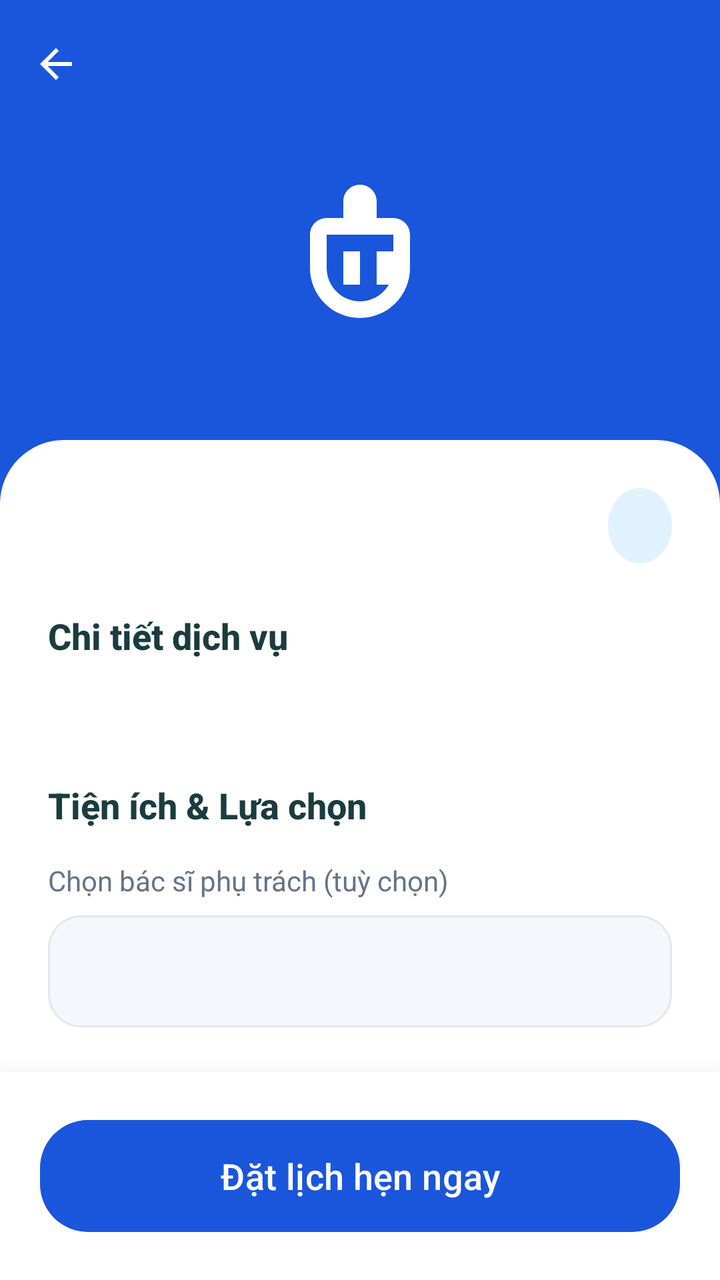
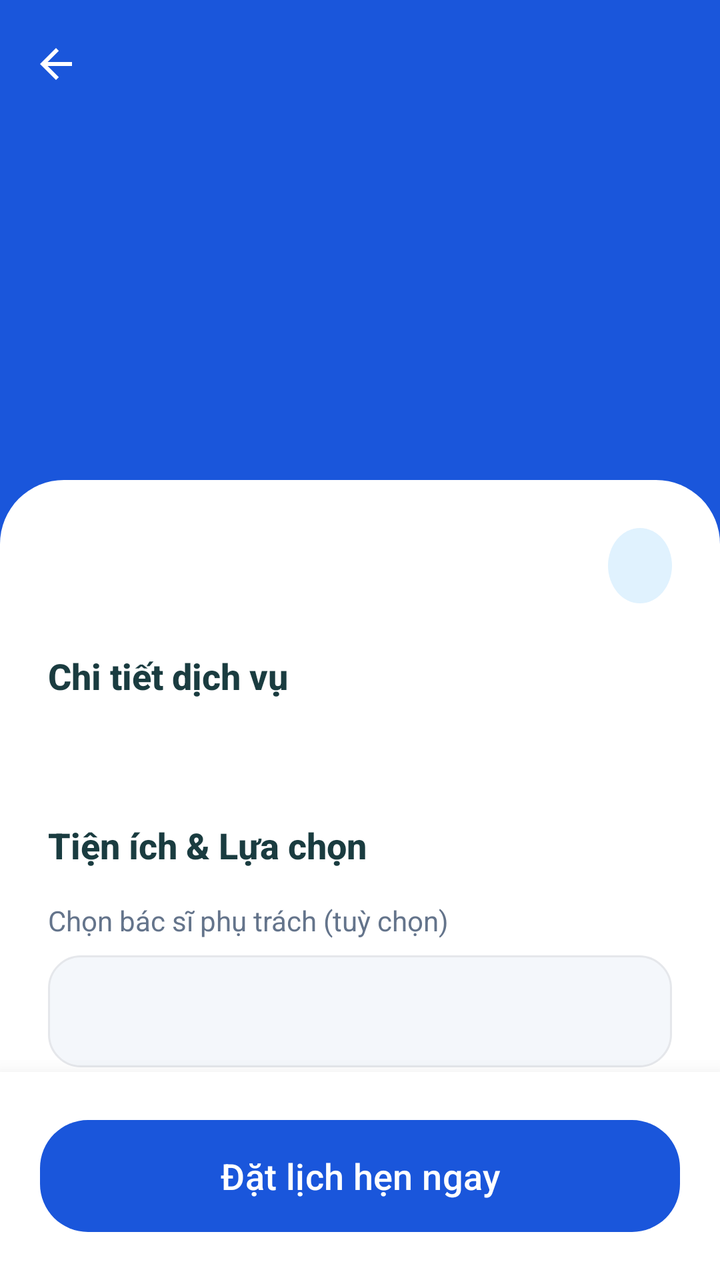

Two renders of the same Android screen: before a commit and after it. Below are the layout's source before the change and the commit's diff.
<!-- AndroidManifest.xml: application theme Theme.Mobile_android -->
<!-- res/layout/activity_service_detail.xml -->
<?xml version="1.0" encoding="utf-8"?>
<androidx.coordinatorlayout.widget.CoordinatorLayout xmlns:android="http://schemas.android.com/apk/res/android"
    xmlns:app="http://schemas.android.com/apk/res-auto"
    android:layout_width="match_parent"
    android:layout_height="match_parent"
    android:background="#F4F7FB">

    
    <LinearLayout
        android:layout_width="match_parent"
        android:layout_height="300dp"
        android:background="@color/primary_trust_blue"
        android:orientation="vertical">

        <com.google.android.material.appbar.MaterialToolbar
            android:id="@+id/toolbar"
            android:layout_width="match_parent"
            android:layout_height="?attr/actionBarSize"
            android:background="@android:color/transparent"
            app:titleCentered="true"
            app:titleTextColor="@color/white"
            app:navigationIcon="@drawable/ic_arrow_back"
            app:navigationIconTint="@color/white" />

        <ImageView
            android:layout_width="100dp"
            android:layout_height="100dp"
            android:layout_gravity="center"
            android:layout_marginTop="20dp"
            android:src="@drawable/ic_tooth"
            app:tint="@color/white" />
            
    </LinearLayout>

    <androidx.core.widget.NestedScrollView
        android:layout_width="match_parent"
        android:layout_height="match_parent"
        android:layout_marginTop="220dp"
        android:fillViewport="true">

        <LinearLayout
            android:layout_width="match_parent"
            android:layout_height="wrap_content"
            android:orientation="vertical"
            android:background="@drawable/bg_bottom_sheet_rounded"
            android:padding="24dp">
            
            <LinearLayout
                android:layout_width="match_parent"
                android:layout_height="wrap_content"
                android:orientation="horizontal"
                android:gravity="center_vertical"
                android:layout_marginBottom="24dp">
                
                <TextView
                    android:id="@+id/tvServiceName"
                    android:layout_width="0dp"
                    android:layout_weight="1"
                    android:layout_height="wrap_content"
                    android:textSize="24sp"
                    android:textStyle="bold"
                    android:fontFamily="sans-serif-medium"
                    android:textColor="@color/text_primary" />

                <RelativeLayout
                    android:layout_width="wrap_content"
                    android:layout_height="wrap_content"
                    android:background="@drawable/bg_circle_soft_blue"
                    android:paddingHorizontal="16dp"
                    android:paddingVertical="8dp">

                    <TextView
                        android:id="@+id/tvServicePrice"
                        android:layout_width="wrap_content"
                        android:layout_height="wrap_content"
                        android:textSize="16sp"
                        android:textColor="@color/primary_trust_blue"
                        android:textStyle="bold" />
                </RelativeLayout>
            </LinearLayout>

            <TextView
                android:layout_width="match_parent"
                android:layout_height="wrap_content"
                android:text="Chi tiết dịch vụ"
                android:textSize="18sp"
                android:textStyle="bold"
                android:fontFamily="sans-serif-medium"
                android:textColor="@color/text_primary"
                android:layout_marginBottom="8dp" />

            <TextView
                android:id="@+id/tvServiceDesc"
                android:layout_width="match_parent"
                android:layout_height="wrap_content"
                android:lineSpacingExtra="6dp"
                android:textSize="15sp"
                android:textColor="@color/text_secondary"
                android:layout_marginBottom="32dp" />

            <TextView
                android:layout_width="match_parent"
                android:layout_height="wrap_content"
                android:text="Tiện ích &amp; Lựa chọn"
                android:textSize="18sp"
                android:textStyle="bold"
                android:fontFamily="sans-serif-medium"
                android:textColor="@color/text_primary"
                android:layout_marginBottom="16dp" />
                
            <TextView
                android:layout_width="match_parent"
                android:layout_height="wrap_content"
                android:text="Chọn bác sĩ phụ trách (tuỳ chọn)"
                android:textSize="14sp"
                android:textColor="@color/text_secondary"
                android:layout_marginBottom="8dp" />

            <RelativeLayout
                android:layout_width="match_parent"
                android:layout_height="56dp"
                android:background="@drawable/bg_spinner_modern"
                android:paddingHorizontal="16dp"
                android:layout_marginBottom="24dp">

                <Spinner
                    android:id="@+id/spinnerDoctors"
                    android:layout_width="match_parent"
                    android:layout_height="match_parent"
                    android:background="@null" />
            </RelativeLayout>

            
            <TextView
                android:layout_width="match_parent"
                android:layout_height="wrap_content"
                android:text="Chọn ngày &amp; giờ khám"
                android:textSize="14sp"
                android:textColor="@color/text_secondary"
                android:layout_marginBottom="8dp" />

            <LinearLayout
                android:id="@+id/ll_datetime_picker"
                android:layout_width="match_parent"
                android:layout_height="56dp"
                android:orientation="horizontal"
                android:gravity="center_vertical"
                android:background="@drawable/bg_spinner_modern"
                android:paddingHorizontal="16dp"
                android:layout_marginBottom="120dp"
                android:clickable="true"
                android:focusable="true">

                <ImageView
                    android:layout_width="20dp"
                    android:layout_height="20dp"
                    android:src="@drawable/ic_calendar"
                    app:tint="@color/primary_trust_blue"
                    android:layout_marginEnd="12dp"/>

                <TextView
                    android:id="@+id/tv_datetime_selected"
                    android:layout_width="0dp"
                    android:layout_height="wrap_content"
                    android:layout_weight="1"
                    android:text="Nhấn để chọn ngày &amp; giờ"
                    android:textSize="15sp"
                    android:textColor="@color/text_secondary"/>

                <ImageView
                    android:layout_width="18dp"
                    android:layout_height="18dp"
                    android:src="@android:drawable/ic_menu_agenda"
                    app:tint="#BDBDBD"/>
            </LinearLayout>

        </LinearLayout>
    </androidx.core.widget.NestedScrollView>

    
    <LinearLayout
        android:layout_width="match_parent"
        android:layout_height="wrap_content"
        android:layout_gravity="bottom"
        android:padding="20dp"
        android:background="@color/white"
        android:elevation="16dp">

        <com.google.android.material.button.MaterialButton
            android:id="@+id/btnBook"
            android:layout_width="match_parent"
            android:layout_height="64dp"
            android:text="Đặt lịch hẹn ngay"
            android:textSize="18sp"
            android:textAllCaps="false"
            app:cornerRadius="24dp"
            app:backgroundTint="@color/primary_trust_blue" />
            
    </LinearLayout>

</androidx.coordinatorlayout.widget.CoordinatorLayout>
<!-- resources referenced by this layout -->
<resources>
  <color name="primary_trust_blue">#1A56DB</color>
  <color name="text_primary">#1A3C40</color>
  <color name="text_secondary">#64748B</color>
  <color name="white">#FFFFFFFF</color>
  <!-- drawable bg_bottom_sheet_rounded (drawable) -->
  <?xml version="1.0" encoding="utf-8"?>
  <shape xmlns:android="http://schemas.android.com/apk/res/android"
      android:shape="rectangle">
      <solid android:color="@color/white" />
      <corners
          android:topLeftRadius="32dp"
          android:topRightRadius="32dp" />
  </shape>
  <!-- drawable bg_circle_soft_blue (drawable) -->
  <?xml version="1.0" encoding="utf-8"?>
  <shape xmlns:android="http://schemas.android.com/apk/res/android"
      android:shape="oval">
      <solid android:color="#E0F2FE" />
  </shape>
  <!-- drawable bg_spinner_modern (drawable) -->
  <?xml version="1.0" encoding="utf-8"?>
  <shape xmlns:android="http://schemas.android.com/apk/res/android"
      android:shape="rectangle">
      <solid android:color="#F4F7FB" />
      <corners android:radius="16dp" />
      <stroke android:width="1dp" android:color="#E5E7EB" />
  </shape>
  <!-- drawable ic_arrow_back (drawable) -->
  <vector xmlns:android="http://schemas.android.com/apk/res/android"
      android:width="24dp"
      android:height="24dp"
      android:viewportWidth="24"
      android:viewportHeight="24"
      android:tint="?attr/colorOnSurface">
    <path
        android:fillColor="@android:color/white"
        android:pathData="M20,11H7.83l5.59,-5.59L12,4l-8,8 8,8 1.41,-1.41L7.83,13H20v-2z"/>
  </vector>
  <!-- drawable ic_calendar (drawable) -->
  <vector xmlns:android="http://schemas.android.com/apk/res/android"
      android:width="24dp"
      android:height="24dp"
      android:viewportWidth="24"
      android:viewportHeight="24">
      <path
          android:fillColor="#5C6BC0"
          android:pathData="M19,3h-1L18,1h-2v2L8,3L8,1L6,1v2L5,3c-1.11,0 -1.99,0.9 -1.99,2L3,19c0,1.1 0.89,2 2,2h14c1.1,0 2,-0.9 2,-2L21,5c0,-1.1 -0.9,-2 -2,-2zM19,19L5,19L5,8h14v11zM7,10h5v5L7,15z"/>
  </vector>
  <!-- drawable ic_tooth (drawable) -->
  <?xml version="1.0" encoding="utf-8"?>
  <vector xmlns:android="http://schemas.android.com/apk/res/android"
      android:width="24dp"
      android:height="24dp"
      android:viewportWidth="24"
      android:viewportHeight="24">
      <path
          android:fillColor="@android:color/black"
          android:pathData="M12,2C10.9,2 10,2.9 10,4V6C10,7.1 10.9,8 12,8C13.1,8 14,7.1 14,6V4C14,2.9 13.1,2 12,2ZM8,6C6.9,6 6,6.9 6,8V12C6,15.3 8.7,18 12,18C15.3,18 18,15.3 18,12V8C18,6.9 17.1,6 16,6H8ZM8,8H16V12C16,14.2 14.2,16 12,16C9.8,16 8,14.2 8,12V8ZM10,10V14H12V10H10ZM14,10V14H16V10H14Z" />
  </vector>
  <style name="Theme.Mobile_android" parent="Base.Theme.Toothly" />
  <style name="Base.Theme.Toothly" parent="Theme.Material3.Light.NoActionBar">
          <item name="android:statusBarColor">@color/toothly_pearl</item>
          <item name="android:navigationBarColor">@color/toothly_pearl</item>
          <item name="android:windowLightStatusBar">true</item>
          <item name="colorPrimary">@color/toothly_teal</item>
          <item name="colorSurface">@color/toothly_pearl</item>
      </style>
  <color name="toothly_pearl">#f8fafc</color>
  <color name="toothly_teal">#0d9488</color>
</resources>

<!-- the commit's change to res/layout/activity_service_detail.xml (unified diff, before → after) -->
@@ -6,11 +6,15 @@
     android:background="#F4F7FB">
 
     
-    <LinearLayout
+    <FrameLayout
         android:layout_width="match_parent"
-        android:layout_height="300dp"
-        android:background="@color/primary_trust_blue"
-        android:orientation="vertical">
+        android:layout_height="320dp">
+
+        <androidx.viewpager2.widget.ViewPager2
+            android:id="@+id/vpServiceImages"
+            android:layout_width="match_parent"
+            android:layout_height="match_parent"
+            android:background="@color/primary_trust_blue" />
 
         <com.google.android.material.appbar.MaterialToolbar
             android:id="@+id/toolbar"
@@ -20,22 +24,28 @@
             app:titleCentered="true"
             app:titleTextColor="@color/white"
             app:navigationIcon="@drawable/ic_arrow_back"
-            app:navigationIconTint="@color/white" />
-
-        <ImageView
-            android:layout_width="100dp"
-            android:layout_height="100dp"
-            android:layout_gravity="center"
-            android:layout_marginTop="20dp"
-            android:src="@drawable/ic_tooth"
-            app:tint="@color/white" />
-            
-    </LinearLayout>
+            app:navigationIconTint="@color/white"
+            android:elevation="8dp" />
+
+        
+        <com.google.android.material.tabs.TabLayout
+            android:id="@+id/tabIndicator"
+            android:layout_width="wrap_content"
+            android:layout_height="20dp"
+            android:layout_gravity="bottom|center_horizontal"
+            android:layout_marginBottom="110dp"
+            app:tabBackground="@drawable/bg_circle_premium"
+            app:tabIndicatorHeight="0dp"
+            app:tabGravity="center"
+            app:tabMaxWidth="12dp"
+            android:background="@android:color/transparent" />
+            
+    </FrameLayout>
 
     <androidx.core.widget.NestedScrollView
         android:layout_width="match_parent"
         android:layout_height="match_parent"
-        android:layout_marginTop="220dp"
+        android:layout_marginTop="240dp"
         android:fillViewport="true">
 
         <LinearLayout
<!-- resource entries referenced after the edit -->
@@ -12,6 +12,15 @@
       <corners
           android:topLeftRadius="32dp"
           android:topRightRadius="32dp" />
+  </shape>
+  <!-- drawable bg_circle_premium (drawable) -->
+  <?xml version="1.0" encoding="utf-8"?>
+  <shape xmlns:android="http://schemas.android.com/apk/res/android"
+      android:shape="oval">
+      <gradient
+          android:startColor="#0077D3"
+          android:endColor="#005B9F"
+          android:angle="45"/>
   </shape>
   <!-- drawable bg_circle_soft_blue (drawable) -->
   <?xml version="1.0" encoding="utf-8"?>
@@ -48,17 +57,6 @@
           android:fillColor="#5C6BC0"
           android:pathData="M19,3h-1L18,1h-2v2L8,3L8,1L6,1v2L5,3c-1.11,0 -1.99,0.9 -1.99,2L3,19c0,1.1 0.89,2 2,2h14c1.1,0 2,-0.9 2,-2L21,5c0,-1.1 -0.9,-2 -2,-2zM19,19L5,19L5,8h14v11zM7,10h5v5L7,15z"/>
   </vector>
-  <!-- drawable ic_tooth (drawable) -->
-  <?xml version="1.0" encoding="utf-8"?>
-  <vector xmlns:android="http://schemas.android.com/apk/res/android"
-      android:width="24dp"
-      android:height="24dp"
-      android:viewportWidth="24"
-      android:viewportHeight="24">
-      <path
-          android:fillColor="@android:color/black"
-          android:pathData="M12,2C10.9,2 10,2.9 10,4V6C10,7.1 10.9,8 12,8C13.1,8 14,7.1 14,6V4C14,2.9 13.1,2 12,2ZM8,6C6.9,6 6,6.9 6,8V12C6,15.3 8.7,18 12,18C15.3,18 18,15.3 18,12V8C18,6.9 17.1,6 16,6H8ZM8,8H16V12C16,14.2 14.2,16 12,16C9.8,16 8,14.2 8,12V8ZM10,10V14H12V10H10ZM14,10V14H16V10H14Z" />
-  </vector>
   <style name="Theme.Mobile_android" parent="Base.Theme.Toothly" />
   <style name="Base.Theme.Toothly" parent="Theme.Material3.Light.NoActionBar">
           <item name="android:statusBarColor">@color/toothly_pearl</item>
